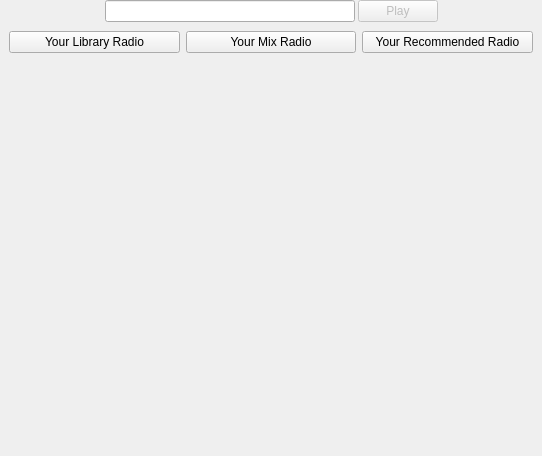
mutecypher/lastfm-desktop, file app/client/Widgets/RadioWidget.ui: the form before one commit.
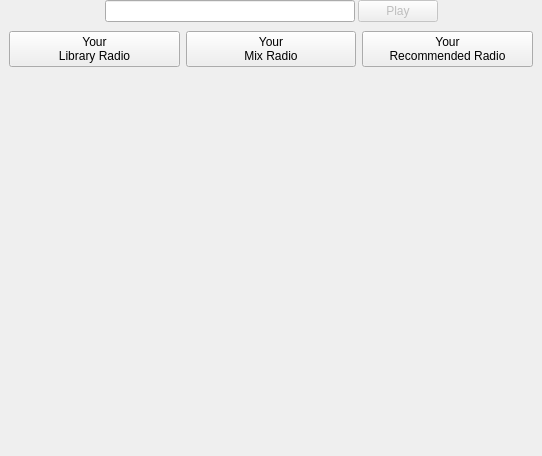
The form after the commit. Custom widgets are drawn as their Qt base class.

Diff of the .ui file:
```diff
--- a/app/client/Widgets/RadioWidget.ui
+++ b/app/client/Widgets/RadioWidget.ui
@@ -84,30 +84,30 @@
      <property name="spacing">
       <number>0</number>
      </property>
-     <property name="margin">
-      <number>0</number>
-     </property>
      <item>
       <widget class="QWidget" name="widget" native="true">
        <layout class="QHBoxLayout" name="horizontalLayout_5">
         <item>
          <widget class="QPushButton" name="library">
           <property name="text">
-           <string>Your Library Radio</string>
+           <string>Your
+Library Radio</string>
           </property>
          </widget>
         </item>
         <item>
          <widget class="QPushButton" name="mix">
           <property name="text">
-           <string>Your Mix Radio</string>
+           <string>Your
+Mix Radio</string>
           </property>
          </widget>
         </item>
         <item>
          <widget class="QPushButton" name="recommended">
           <property name="text">
-           <string>Your Recommended Radio</string>
+           <string>Your
+Recommended Radio</string>
           </property>
          </widget>
         </item>
```
